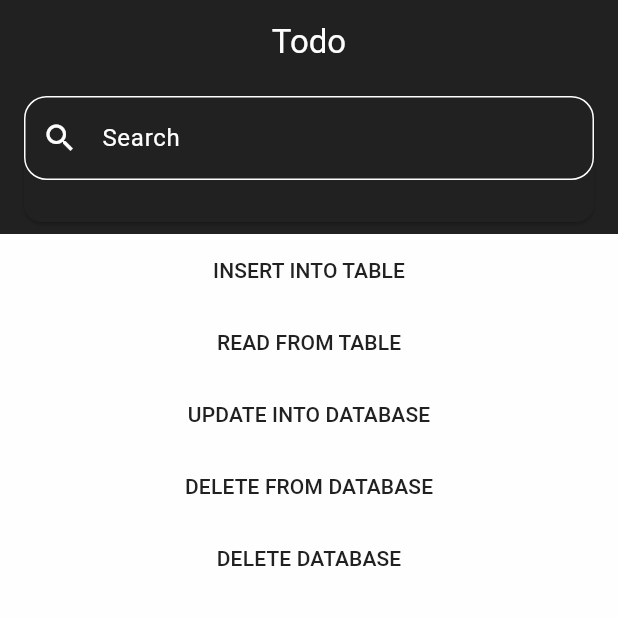
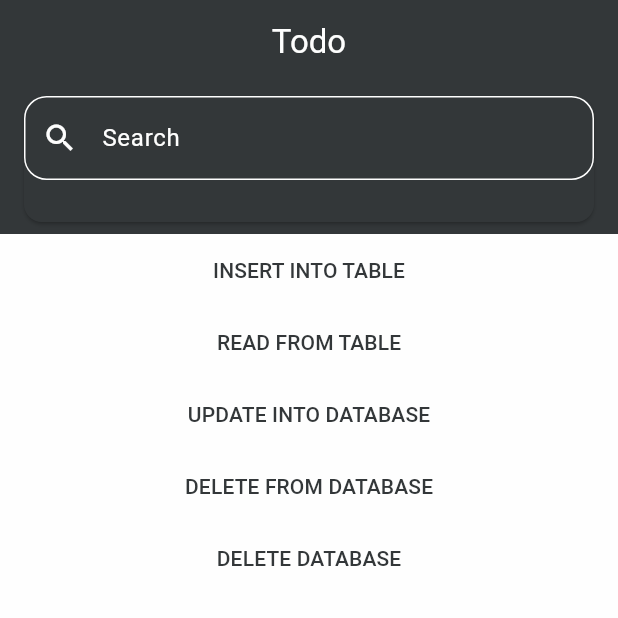
Before and after one commit to devhasanalhamed/todo, a Flutter app: the screen it shows after launch, on a phone screen of 412 x 824 dp, the top half of it. Run offline on Flutter 3.47's test engine with Material 2 defaults, Android fonts, the phone set to English and light mode, and no system bars; our stand-ins replace flutter_bloc, sqflite; accounts and stored records are empty.

Commit message:
Update app_colors_light.dart

```diff
--- a/lib/core/global/theme/app_colors/app_colors_light.dart
+++ b/lib/core/global/theme/app_colors/app_colors_light.dart
@@ -1,7 +1,7 @@
 import 'package:flutter/material.dart';
 
 class AppColorsLight {
-  static const primaryColor = Color(0xFF212121);
+  static const primaryColor = Color(0xFF333739);
 
   static const secondaryColor = Color(0xFFFEFEFE);
 
```
